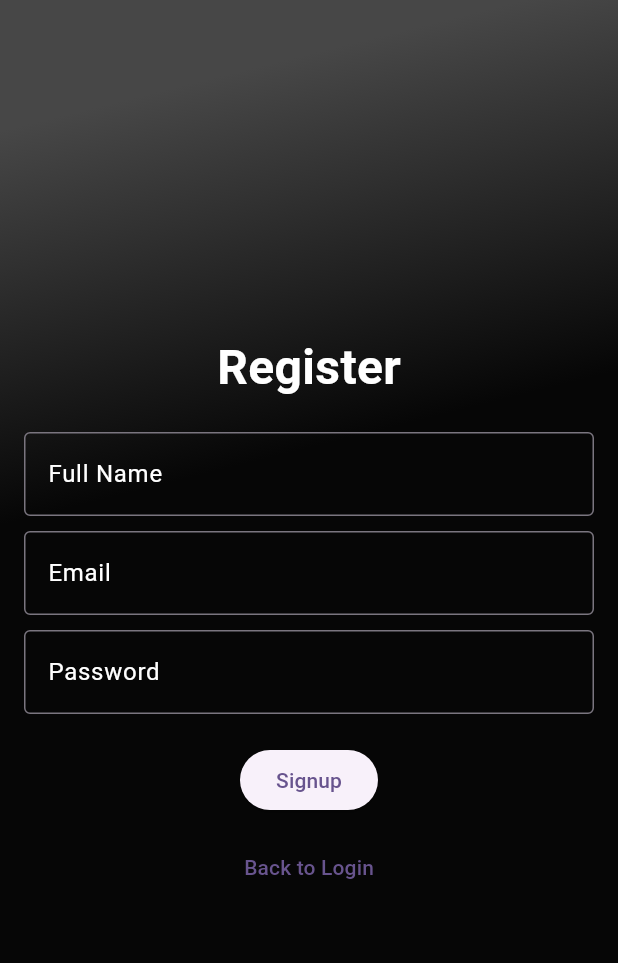
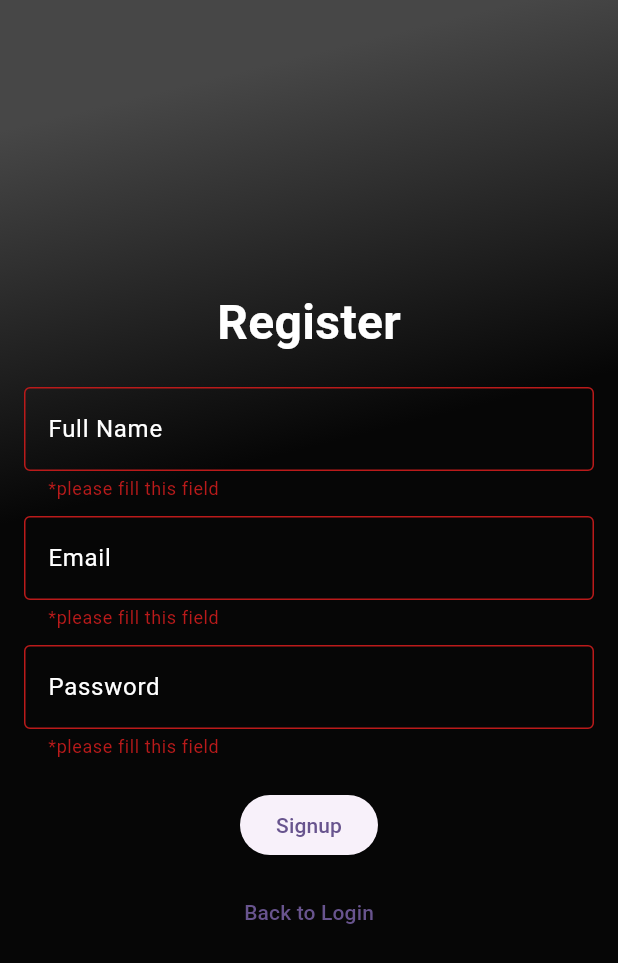
Before and after one commit to AbuBakar044/todo_app_batch_9, a Flutter app: the RegisterPage screen opened directly, after a tap on "Signup", on a phone screen of 412 x 824 dp. Shown: the top 963 px of the screen. Run offline on Flutter 3.47's test engine with Material 3 defaults, Android fonts, the phone set to English and light mode, and no system bars; our stand-ins replace firebase_auth, firebase_core, get; accounts and stored records are empty.

Commit message:
Added controllers
Added controllers

```diff
--- a/lib/constants/constants.dart
+++ b/lib/constants/constants.dart
@@ -21,3 +21,9 @@ LinearGradient appGradient() {
     ],
   );
 }
+
+String? customValidator(String? val) {
+  if (val!.isEmpty) {
+    return '*please fill this field';
+  }
+}
--- a/lib/controllers/auth/auth_controller.dart
+++ b/lib/controllers/auth/auth_controller.dart
@@ -5,6 +5,13 @@ import 'package:todo_app_batch_9/constants/constants.dart';
 
 class AuthController extends GetxController {
   FirebaseAuth firebaseAuth = FirebaseAuth.instance;
+  final fullNameCtrl = TextEditingController();
+  final emailCtrl = TextEditingController();
+  final passCtrl = TextEditingController();
+
+  final registerFormKey = GlobalKey<FormState>();
+  final loginFormKey = GlobalKey<FormState>();
+
 
   Future<void> registerUserWithFirebase(String email, String password) async {
     firebaseAuth
@@ -17,4 +24,16 @@ class AuthController extends GetxController {
       );
     });
   }
+
+  Future<void> loginUserWithFirebase(String email, String password) async {
+    firebaseAuth
+        .signInWithEmailAndPassword(email: email, password: password)
+        .then((value) {
+      Get.snackbar(
+        kAppName,
+        'LoggedIn Successfully',
+        backgroundColor: Colors.green,
+      );
+    });
+  }
 }
--- a/lib/view/auth/register.dart
+++ b/lib/view/auth/register.dart
@@ -17,10 +17,12 @@ class RegisterPage extends StatelessWidget {
         child: Center(
           child: Padding(
             padding: const EdgeInsets.all(16.0),
+            child: Form(
+              key: authCtrl.registerFormKey,
               child: Column(
                 mainAxisAlignment: MainAxisAlignment.center,
                 children: [
-                MyText(
+                  const MyText(
                     text: 'Register',
                     color: kWhiteColor,
                     size: 32,
@@ -28,12 +30,14 @@ class RegisterPage extends StatelessWidget {
                   ),
                   const SizedBox(height: 20),
                   TextFormField(
+                    controller: authCtrl.fullNameCtrl,
+                    validator: customValidator,
                     decoration: InputDecoration(
                       labelText: 'Full Name',
-                    labelStyle: TextStyle(
+                      labelStyle: const TextStyle(
                         color: kWhiteColor,
                       ),
-                    border: OutlineInputBorder(
+                      border: const OutlineInputBorder(
                         borderSide: BorderSide(
                           color: kWhiteColor,
                         ),
@@ -42,7 +46,7 @@ class RegisterPage extends StatelessWidget {
                         borderRadius: BorderRadius.circular(
                           20.0,
                         ),
-                      borderSide: BorderSide(
+                        borderSide: const BorderSide(
                           color: Colors.yellow,
                         ),
                       ),
@@ -50,12 +54,14 @@ class RegisterPage extends StatelessWidget {
                   ),
                   const SizedBox(height: 10),
                   TextFormField(
+                    controller: authCtrl.emailCtrl,
+                    validator: customValidator,
                     decoration: InputDecoration(
                       labelText: 'Email',
-                    labelStyle: TextStyle(
+                      labelStyle: const TextStyle(
                         color: kWhiteColor,
                       ),
-                    border: OutlineInputBorder(
+                      border: const OutlineInputBorder(
                         borderSide: BorderSide(
                           color: kWhiteColor,
                         ),
@@ -64,7 +70,7 @@ class RegisterPage extends StatelessWidget {
                         borderRadius: BorderRadius.circular(
                           20.0,
                         ),
-                      borderSide: BorderSide(
+                        borderSide: const BorderSide(
                           color: Colors.yellow,
                         ),
                       ),
@@ -72,13 +78,15 @@ class RegisterPage extends StatelessWidget {
                   ),
                   const SizedBox(height: 10),
                   TextFormField(
+                    controller: authCtrl.passCtrl,
+                    validator: customValidator,
                     obscureText: true,
                     decoration: InputDecoration(
                       labelText: 'Password',
-                    labelStyle: TextStyle(
+                      labelStyle: const TextStyle(
                         color: kWhiteColor,
                       ),
-                    border: OutlineInputBorder(
+                      border: const OutlineInputBorder(
                         borderSide: BorderSide(
                           color: kWhiteColor,
                         ),
@@ -87,7 +95,7 @@ class RegisterPage extends StatelessWidget {
                         borderRadius: BorderRadius.circular(
                           20.0,
                         ),
-                      borderSide: BorderSide(
+                        borderSide: const BorderSide(
                           color: Colors.yellow,
                         ),
                       ),
@@ -96,7 +104,11 @@ class RegisterPage extends StatelessWidget {
                   const SizedBox(height: 20),
                   ElevatedButton(
                     onPressed: () {
-                    authCtrl.registerUserWithFirebase('abc@email.com', '123456');
+                      if (authCtrl.registerFormKey.currentState!.validate()) {
+                        authCtrl.registerUserWithFirebase(
+                            'abc@email.com', '123456');
+                      }
+
                     },
                     child: const Text('Signup'),
                   ),
@@ -112,6 +124,7 @@ class RegisterPage extends StatelessWidget {
             ),
           ),
         ),
+      ),
     );
   }
 }
```
Also changed, not shown: lib/view/auth/login.dart (+21 -7 lines). Lines whose indentation alone changed are shown as unchanged.
